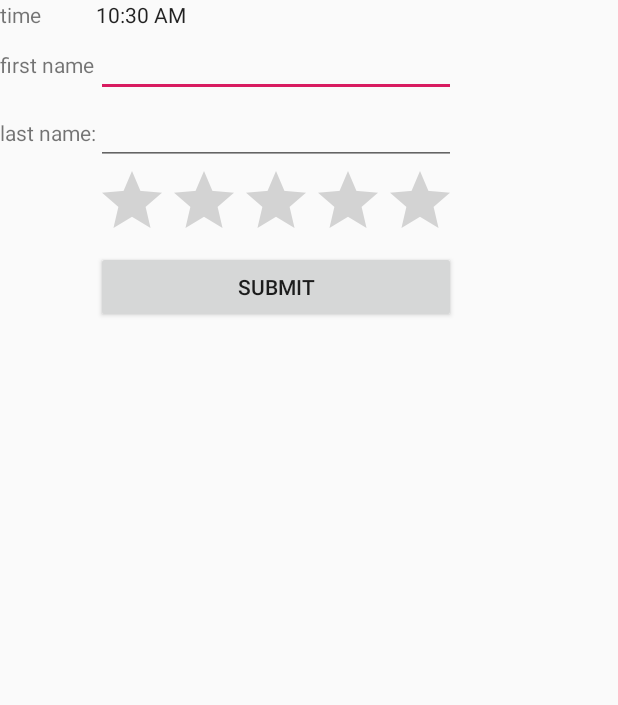
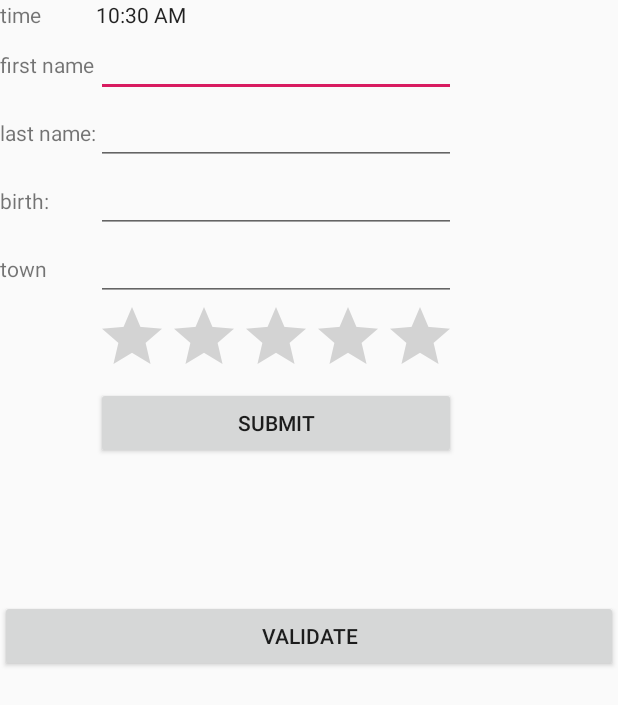
Before and after one commit to francoisauxietre/mmmtp1, an Android app: the UserActivity screen opened directly, with no data from a screen before it, on a phone screen of 412 x 824 dp. Shown: the top 705 px of the screen. Run offline under Robolectric (Android 15) with nearby library versions, the phone set to English and light mode, and no system bars.

Commit message:
Add butterknife dependencies and refactor the userActivity

```diff
--- a/tp1/app/build.gradle
+++ b/tp1/app/build.gradle
@@ -24,7 +24,15 @@ dependencies {
     implementation 'androidx.appcompat:appcompat:1.1.0'
     implementation 'androidx.constraintlayout:constraintlayout:1.1.3'
     implementation 'com.google.android.material:material:1.0.0'
+//    ajout pour butterKnife
+    implementation 'com.jakewharton:butterknife:8.7.0'
+
     testImplementation 'junit:junit:4.12'
     androidTestImplementation 'androidx.test:runner:1.2.0'
     androidTestImplementation 'androidx.test.espresso:espresso-core:3.2.0'
+//    ajout pour butterKnife
+    annotationProcessor 'com.jakewharton:butterknife-compiler:8.7.0'
+
+
+
 }
--- a/tp1/app/src/main/java/com/tp1/UserActivity.java
+++ b/tp1/app/src/main/java/com/tp1/UserActivity.java
@@ -8,9 +8,14 @@ import com.google.android.material.snackbar.Snackbar;
 import androidx.appcompat.app.AppCompatActivity;
 import androidx.appcompat.widget.Toolbar;
 
+import android.util.Log;
 import android.view.View;
+import android.widget.Button;
 
 public class UserActivity extends AppCompatActivity {
+
+    private Button buttonValidate;
+    private Button buttonSubmit;
 
     @Override
     protected void onCreate(Bundle savedInstanceState) {
@@ -28,6 +33,28 @@ public class UserActivity extends AppCompatActivity {
 //            }
 //        });
 //        getSupportActionBar().setDisplayHomeAsUpEnabled(true);
+
+        //ne pas oublier de assigner avec findViewById sinon l'application crach
+
+        this.buttonValidate = findViewById(R.id.button_validate);
+        this.buttonValidate.setOnClickListener(new View.OnClickListener() {
+            @Override
+            public void onClick(View v) {
+                Log.i("info", "button_validate clicked");
+            }
+        });
+
+        this.buttonSubmit = findViewById(R.id.button_submit);
+        this.buttonSubmit.setOnClickListener(new View.OnClickListener() {
+            @Override
+            public void onClick(View v) {
+                Log.i("info", "button_submit clicked");
+            }
+        });
     }
 
+
+
+
+
 }
--- a/tp1/app/src/main/res/layout/activity_user.xml
+++ b/tp1/app/src/main/res/layout/activity_user.xml
@@ -1,21 +1,32 @@
-<TableLayout xmlns:android="http://schemas.android.com/apk/res/android"
+<?xml version="1.0" encoding="utf-8"?>
+<LinearLayout xmlns:android="http://schemas.android.com/apk/res/android"
     android:layout_width="fill_parent"
-    android:layout_height="fill_parent">
+    android:layout_height="fill_parent"
+    android:orientation="horizontal">
+
+    <LinearLayout
+        android:layout_width="fill_parent"
+        android:layout_height="wrap_content"
+        android:orientation="vertical">
+
+        <TableLayout
+            android:layout_width="wrap_content"
+            android:layout_height="400dp">
 
             <TableRow
                 android:layout_width="fill_parent"
                 android:layout_height="fill_parent">
 
                 <TextView
-            android:text="@string/time"
                     android:layout_width="wrap_content"
                     android:layout_height="wrap_content"
-            android:layout_column="1" />
+                    android:layout_column="1"
+                    android:text="@string/time" />
 
                 <TextClock
+                    android:id="@+id/textClock"
                     android:layout_width="wrap_content"
                     android:layout_height="wrap_content"
-            android:id="@+id/textClock"
                     android:layout_column="2" />
 
             </TableRow>
@@ -23,29 +34,59 @@
             <TableRow>
 
                 <TextView
-            android:text="@string/first_name"
                     android:layout_width="wrap_content"
                     android:layout_height="wrap_content"
-            android:layout_column="1" />
+                    android:layout_column="1"
+                    android:text="@string/first_name" />
 
                 <EditText
-            android:width="200px"
                     android:layout_width="wrap_content"
-            android:layout_height="wrap_content" />
+                    android:layout_height="wrap_content"
+                    android:width="200px" />
             </TableRow>
 
             <TableRow>
 
+
                 <TextView
-            android:text="@string/last_name"
                     android:layout_width="wrap_content"
                     android:layout_height="wrap_content"
-            android:layout_column="1" />
+                    android:layout_column="1"
+                    android:text="@string/last_name" />
+                <EditText
+                    android:layout_width="wrap_content"
+                    android:layout_height="wrap_content"
+                    android:width="200px" />
+
+            </TableRow>
+
+
+            <TableRow>
+
+                <TextView
+                    android:layout_width="wrap_content"
+                    android:layout_height="wrap_content"
+                    android:layout_column="1"
+                    android:text="@string/birth" />
 
                 <EditText
-            android:width="100px"
                     android:layout_width="wrap_content"
-            android:layout_height="wrap_content" />
+                    android:layout_height="wrap_content"
+                    android:width="100px" />
+            </TableRow>
+            <TableRow>
+
+
+                <TextView
+                    android:layout_width="wrap_content"
+                    android:layout_height="wrap_content"
+                    android:layout_column="1"
+                    android:text="@string/town" />
+                <EditText
+                    android:layout_width="wrap_content"
+                    android:layout_height="wrap_content"
+                    android:width="200px" />
+
             </TableRow>
 
             <TableRow
@@ -53,26 +94,46 @@
                 android:layout_height="fill_parent">
 
                 <RatingBar
+                    android:id="@+id/ratingBar"
                     android:layout_width="wrap_content"
                     android:layout_height="wrap_content"
-            android:id="@+id/ratingBar"
                     android:layout_column="2" />
             </TableRow>
-
-    <TableRow
-        android:layout_width="fill_parent"
-        android:layout_height="fill_parent"/>
 
             <TableRow
                 android:layout_width="fill_parent"
                 android:layout_height="fill_parent">
 
                 <Button
+                    android:id="@+id/button_submit"
                     android:layout_width="wrap_content"
                     android:layout_height="wrap_content"
-            android:text="Submit"
-            android:id="@+id/button"
-            android:layout_column="2" />
+                    android:layout_column="2"
+                    android:text="@string/button_submit" />
             </TableRow>
 
+
         </TableLayout>
+
+
+        <LinearLayout
+            android:layout_width="fill_parent"
+            android:layout_height="wrap_content"
+            android:orientation="vertical">
+
+
+
+            <Button
+                android:id="@+id/button_validate"
+                android:layout_width="fill_parent"
+                android:layout_height="wrap_content"
+                android:layout_gravity="bottom"
+                android:layout_weight="40"
+                android:text="@string/button_validate" />
+
+            <TableRow
+                android:layout_width="match_parent"
+                android:layout_height="match_parent" />
+        </LinearLayout>
+    </LinearLayout>
+</LinearLayout>
--- a/tp1/app/src/main/res/values/strings.xml
+++ b/tp1/app/src/main/res/values/strings.xml
@@ -9,10 +9,14 @@
     <string name="time">time</string>
     <string name="first_name">first name</string>
     <string name="last_name">last name:</string>
-
+    <string name="birth">birth:</string>
 
 
 <!--     Acitivity-->
     <string name="title_activity_user">UserActivity</string>
+    <string name="test">test</string>
+    <string name="button_validate">validate</string>
+    <string name="town">town</string>
+    <string name="button_submit">submit</string>
 
 </resources>
```
Also changed, not shown: 3 other files. Lines whose indentation alone changed are shown as unchanged.
